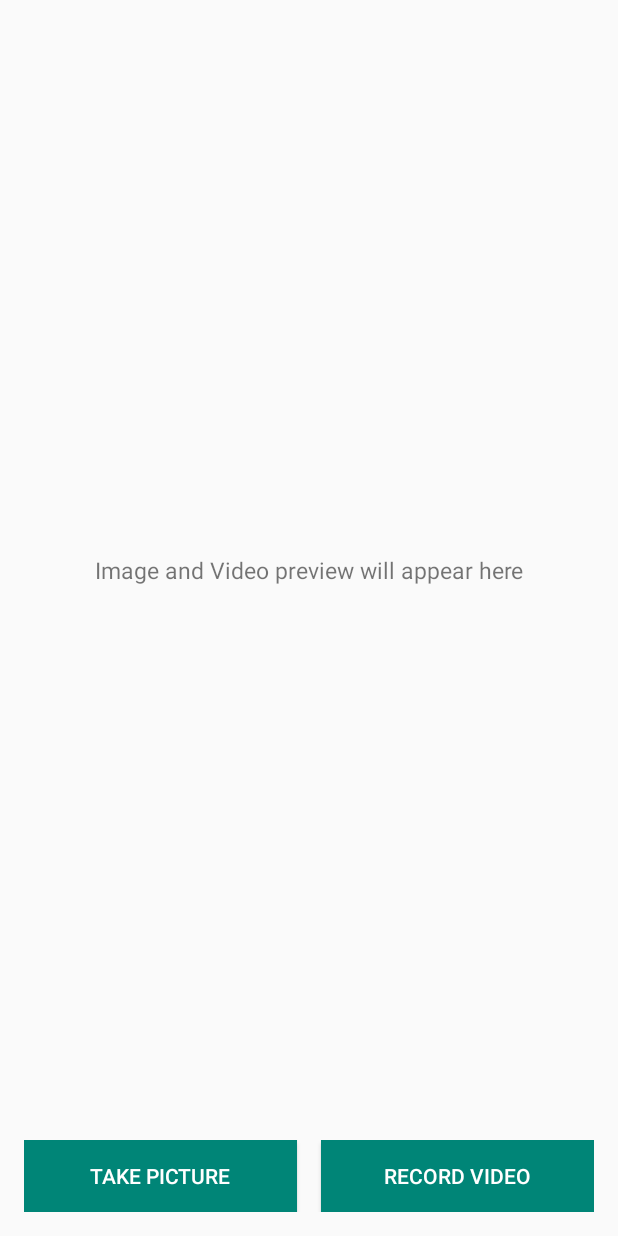
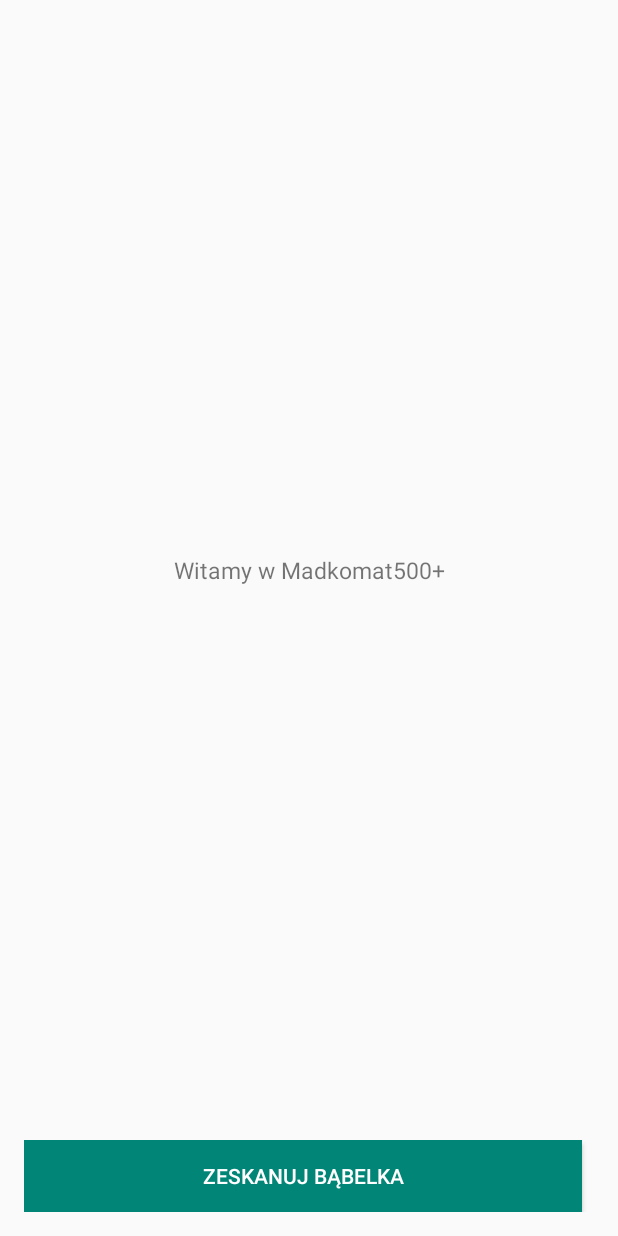
Before and after one commit to RomekRJM/Madkomat500Plus, an Android app: the MainActivity screen opened directly, with no data from a screen before it, on a phone screen of 412 x 824 dp. Run offline under Robolectric (Android 15) with nearby library versions, the phone set to English and light mode, and no system bars; libraries missing offline, so code that uses them is left out: com.karumi.dexter; 1 statement that could not run was skipped.

Commit message:
Fix issues with image saving. Remove video example code.

```diff
--- a/MadkomatApp/app/src/main/AndroidManifest.xml
+++ b/MadkomatApp/app/src/main/AndroidManifest.xml
@@ -5,11 +5,10 @@
     <uses-permission android:name="android.permission.CAMERA" />
     <uses-permission android:name="android.permission.READ_EXTERNAL_STORAGE" />
     <uses-permission android:name="android.permission.WRITE_EXTERNAL_STORAGE" />
-    <uses-permission android:name="android.permission.RECORD_AUDIO" />
 
     <uses-feature
         android:name="android.hardware.camera"
-        android:required="false" />
+        android:required="true" />
 
     <application
         android:allowBackup="true"
@@ -28,6 +27,7 @@
         <provider
             android:name="androidx.core.content.FileProvider"
             android:authorities="${applicationId}.provider"
+            android:enabled="true"
             android:exported="false"
             android:grantUriPermissions="true">
             <meta-data
--- a/MadkomatApp/app/src/main/res/layout/content_main.xml
+++ b/MadkomatApp/app/src/main/res/layout/content_main.xml
@@ -33,21 +33,13 @@
             android:layout_height="match_parent"
             android:scaleType="centerCrop"
             android:visibility="gone" />
-
-        <!-- To preview video recorded -->
-        <VideoView
-            android:id="@+id/videoPreview"
-            android:layout_width="match_parent"
-            android:layout_height="match_parent"
-            android:layout_gravity="center_horizontal"
-            android:visibility="gone" />
     </LinearLayout>
 
     <LinearLayout
         android:layout_width="match_parent"
         android:layout_height="wrap_content"
         android:orientation="horizontal"
-        android:weightSum="2">
+        android:weightSum="1">
 
         <!-- Capture picture button -->
         <Button
@@ -61,16 +53,5 @@
             android:text="@string/btn_take_picture"
             android:textColor="@android:color/white" />
 
-        <!-- Record video button -->
-        <Button
-            android:id="@+id/btnRecordVideo"
-            android:layout_width="0dp"
-            android:layout_height="wrap_content"
-            android:layout_marginLeft="@dimen/dimen_8"
-            android:layout_weight="1"
-            android:background="@color/colorPrimary"
-            android:foreground="?attr/selectableItemBackground"
-            android:text="@string/btn_record_video"
-            android:textColor="@android:color/white" />
     </LinearLayout>
 </LinearLayout>
--- a/MadkomatApp/app/src/main/res/values/strings.xml
+++ b/MadkomatApp/app/src/main/res/values/strings.xml
@@ -1,9 +1,8 @@
 <?xml version="1.0" encoding="utf-8"?>
 <resources>
     <string name="app_name">Madkomat 500+</string>
-    <string name="action_settings">Settings</string>
-    <string name="preview_description">Image and Video preview will appear here</string>
-    <string name="btn_take_picture">Take Picture</string>
-    <string name="btn_record_video">Record Video</string>
+    <string name="action_settings">Ustawienia</string>
+    <string name="preview_description">Witamy w Madkomat500+</string>
+    <string name="btn_take_picture">Zeskanuj bąbelka</string>
     <string name="appbar_scrolling_view_behavior" translatable="false">android.support.design.widget.AppBarLayout$ScrollingViewBehavior</string>
 </resources>
--- a/MadkomatApp/app/src/main/res/xml/file_paths.xml
+++ b/MadkomatApp/app/src/main/res/xml/file_paths.xml
@@ -1,4 +1,4 @@
 <?xml version="1.0" encoding="utf-8"?>
-<paths xmlns:android="http://schemas.android.com/apk/res/android">
+<paths>
     <external-path name="external_files" path="."/>
 </paths>
```
Also changed, not shown: MadkomatApp/app/src/main/java/com/example/madkomatapp/CameraUtils.java (+7 -17 lines), MadkomatApp/app/src/main/java/com/example/madkomatapp/MainActivity.java (+6 -98 lines).
